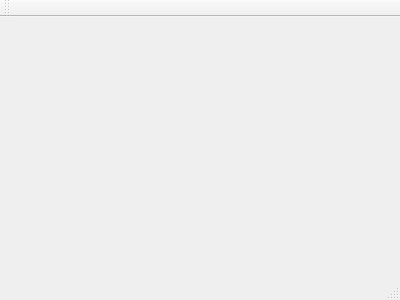
Qt form mainwindow.ui (AldyColares/RayCasting) before a commit.
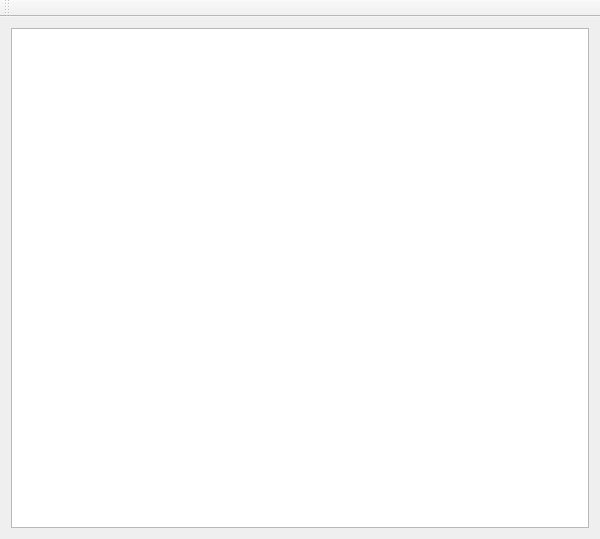
The same form after that commit.

The edit to the form file:
```diff
--- a/mainwindow.ui
+++ b/mainwindow.ui
@@ -1,24 +1,41 @@
 <ui version="4.0">
  <class>MainWindow</class>
- <widget class="QMainWindow" name="MainWindow" >
-  <property name="geometry" >
+ <widget class="QMainWindow" name="MainWindow">
+  <property name="geometry">
    <rect>
     <x>0</x>
     <y>0</y>
-    <width>400</width>
-    <height>300</height>
+    <width>600</width>
+    <height>400</height>
    </rect>
   </property>
   <property name="windowTitle" >
    <string>MainWindow</string>
   </property>
-  <widget class="QMenuBar" name="menuBar" />
-  <widget class="QToolBar" name="mainToolBar" />
-  <widget class="QWidget" name="centralWidget" />
-  <widget class="QStatusBar" name="statusBar" />
+  <widget class="QWidget" name="centralWidget">
+   <layout class="QHBoxLayout" name="horizontalLayout">
+    <item>
+     <widget class="QGraphicsView" name="graphicsView">
+      <property name="minimumSize">
+       <size>
+        <width>500</width>
+        <height>500</height>
+       </size>
+      </property>
+     </widget>
+    </item>
+   </layout>
+  </widget>
+  <widget class="QToolBar" name="mainToolBar">
+   <attribute name="toolBarArea">
+    <enum>TopToolBarArea</enum>
+   </attribute>
+   <attribute name="toolBarBreak">
+    <bool>false</bool>
+   </attribute>
+  </widget>
  </widget>
- <layoutDefault spacing="6" margin="11" />
- <pixmapfunction></pixmapfunction>
+ <layoutdefault spacing="6" margin="11"/>
  <resources/>
  <connections/>
 </ui>
```
Left out of the diff: 3 changed lines with no effect on the pictures.
